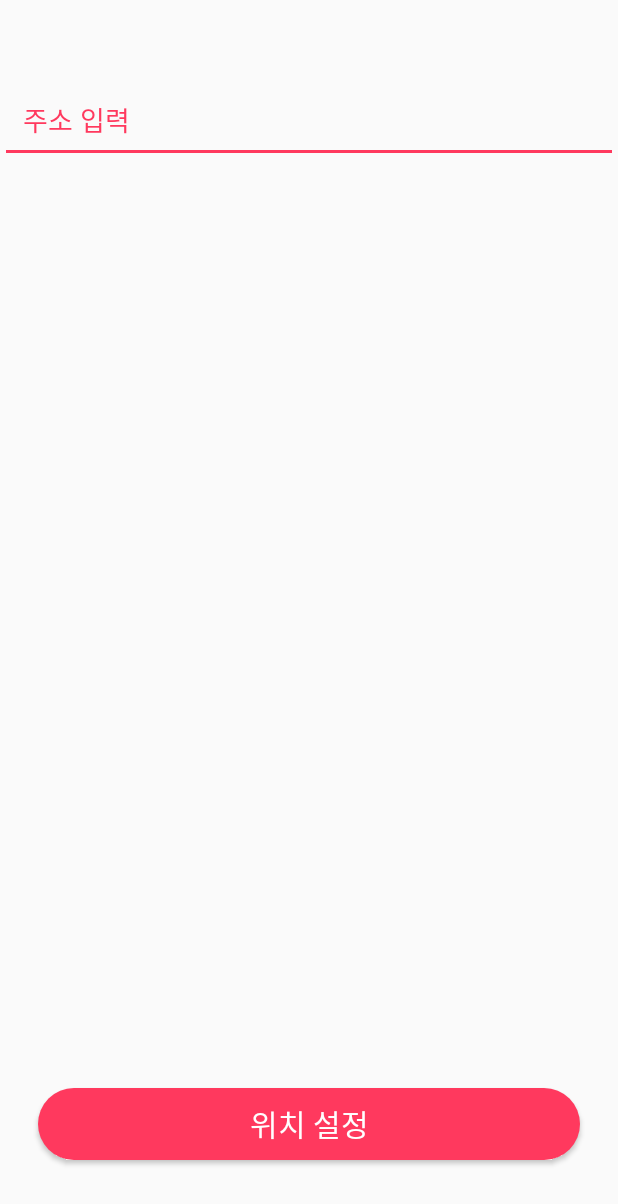
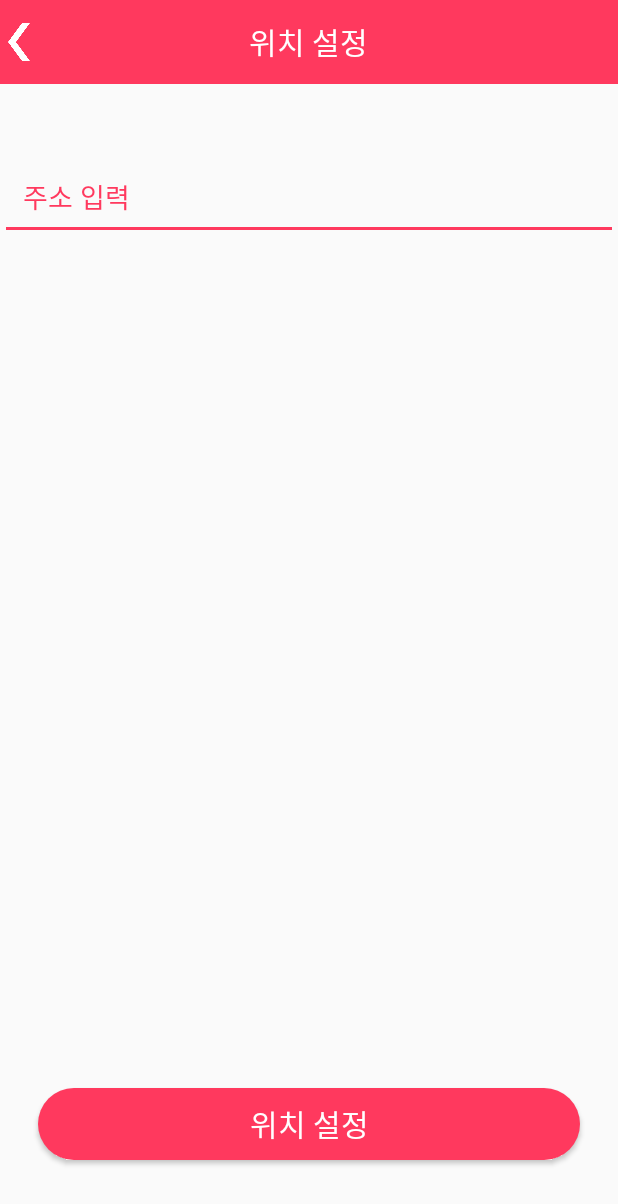
Before and after one commit to DSM-GRAM/Pimo-Front, an Android app: the layout searchlocation.xml on its own in the app's theme, with its tools: preview values and no code run, on a phone screen of 412 x 824 dp. Shown: the top 1204 px of the screen. Run offline under Robolectric (Android 15) with nearby library versions, the phone set to English and light mode, and no system bars.

Commit message:
add searchlocation

```diff
--- a/Pimo/Pimo/app/src/main/res/layout/searchlocation.xml
+++ b/Pimo/Pimo/app/src/main/res/layout/searchlocation.xml
@@ -4,6 +4,37 @@
     android:layout_height="match_parent"
     xmlns:app="http://schemas.android.com/apk/res-auto"
     android:orientation="vertical">
+    <android.support.v7.widget.Toolbar
+        android:id="@+id/memo_toolbar"
+        android:layout_width="match_parent"
+        android:layout_height="56dp"
+        android:layout_alignParentTop="true"
+        android:background="@color/colorPrimary"
+        app:contentInsetStart="0dp"
+        app:contentInsetEnd="0dp">
+        <RelativeLayout
+            android:layout_width="match_parent"
+            android:layout_height="match_parent">
+
+            <ImageButton
+                android:id="@+id/back_btn"
+                android:layout_width="25dp"
+                android:layout_height="25dp"
+                android:layout_alignParentStart="true"
+                android:layout_centerVertical="true"
+                android:background="@drawable/back"
+                android:onClick="onBackBtnClicked" />
+
+            <TextView
+                android:id="@+id/memolist"
+                android:layout_width="wrap_content"
+                android:layout_height="wrap_content"
+                android:layout_centerInParent="true"
+                android:text="위치 설정"
+                android:textSize="20dp"
+                android:textColor="@android:color/white"/>
+        </RelativeLayout>
+    </android.support.v7.widget.Toolbar>
 
     <LinearLayout
         android:layout_width="match_parent"
```
